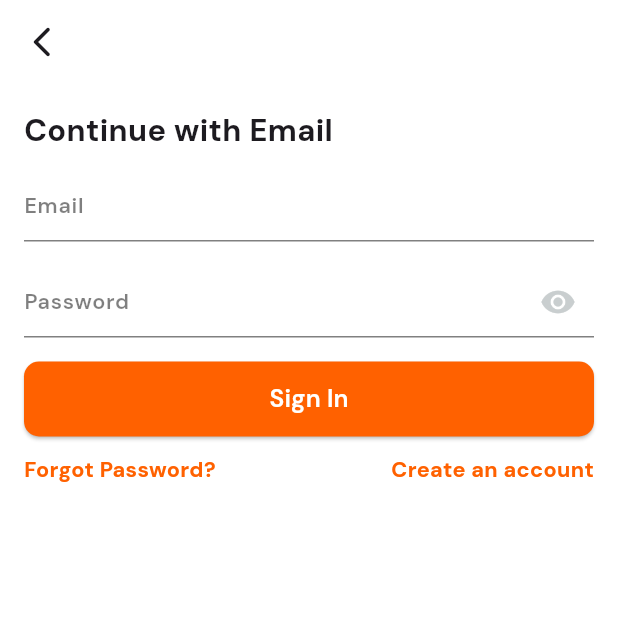
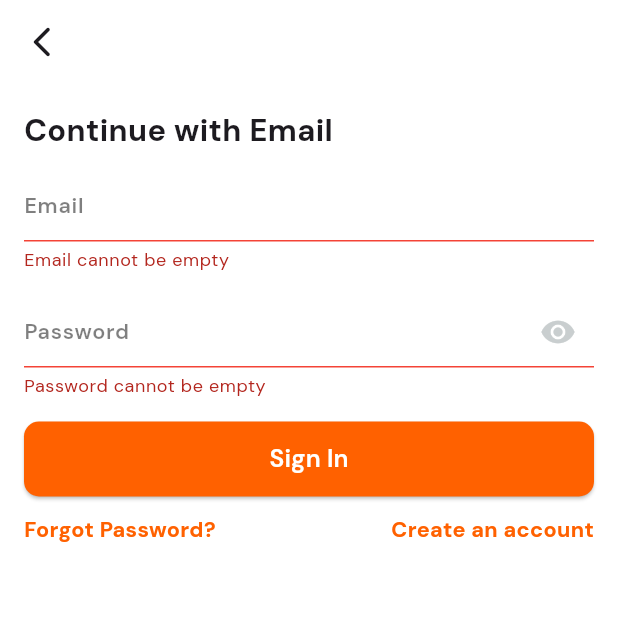
Before and after one commit to AhmedKhaled8907/talabat_clone, a Flutter app: the SignInView screen opened by its route, after a tap on "Sign In", on a phone screen of 412 x 824 dp, the top half of it. Run offline on Flutter 3.47's test engine with Material 3 defaults, Android fonts, the phone set to English and light mode, and no system bars; drawn by our look-alikes of modal_progress_hud_nsn; our stand-ins replace dartz, firebase_auth, firebase_core, flutter_bloc, flutter_svg, get_it and 1 more; accounts and stored records are empty.

Commit message:
sign in done

```diff
--- a/lib/core/utils/errors/custom_exceptions.dart
+++ b/lib/core/utils/errors/custom_exceptions.dart
@@ -1,7 +1,7 @@
-class CustomException implements Exception {
+class CustomExceptions implements Exception {
   final String message;
 
-  CustomException({required this.message});
+  CustomExceptions({required this.message});
 
   @override
   String toString() {
--- a/lib/core/utils/functions/app_validators.dart
+++ b/lib/core/utils/functions/app_validators.dart
@@ -46,6 +46,16 @@ class AppValidators {
     return null;
   }
 
+  static String? passwordForSignInValidator(String? value) {
+    if (value == null || value.isEmpty) {
+      return 'Password cannot be empty';
+    }
+    if (value.length < 8) {
+      return 'Password must be at least 8 characters long';
+    }
+    return null;
+  }
+
   static String? repeatPasswordValidator({String? value, String? password}) {
     if (value != password) {
       return 'Passwords do not match';
--- a/lib/core/utils/services/service_locator.dart
+++ b/lib/core/utils/services/service_locator.dart
@@ -3,6 +3,7 @@ import 'package:talabat_clone/core/utils/services/firebase_auth_services.dart';
 import 'package:talabat_clone/features/auth/data/data_source/auth_data_source.dart';
 import 'package:talabat_clone/features/auth/data/repos/auth_repo_impl.dart';
 import 'package:talabat_clone/features/auth/domain/repos/auth_repo.dart';
+import 'package:talabat_clone/features/auth/domain/usecases/sign_in_usecase.dart';
 import 'package:talabat_clone/features/auth/domain/usecases/sign_up_usecase.dart';
 import 'package:talabat_clone/features/auth/presentation/manager/auth_bloc/auth_bloc.dart';
 
@@ -26,10 +27,14 @@ void serviceLocator() {
     ..registerFactory<SignUpUsecase>(
       () => SignUpUsecase(sl()),
     )
+    ..registerFactory<SignInUsecase>(
+      () => SignInUsecase(sl()),
+    )
     // Blocs
     ..registerLazySingleton<AuthBloc>(
       () => AuthBloc(
         signUpUsecase: sl(),
+        signInUsecase: sl(),
       ),
     );
 }
--- a/lib/features/auth/data/data_source/auth_data_source.dart
+++ b/lib/features/auth/data/data_source/auth_data_source.dart
@@ -7,6 +7,11 @@ abstract class AuthDataSource {
     required String email,
     required String password,
     required String name,
+  });
+
+  Future<UserModel> signInWithEmailAndPassword({
+    required String email,
+    required String password,
   });
 }
 
@@ -27,10 +32,30 @@ class AuthDataSourceImpl implements AuthDataSource {
         password: password,
       );
       return UserModel.fromFirebaseUser(user);
-    } on CustomException catch (e) {
-      throw CustomException(message: e.message);
+    } on CustomExceptions catch (e) {
+      throw CustomExceptions(message: e.message);
     } on Exception catch (e) {
-      throw CustomException(
+      throw CustomExceptions(
+        message: 'An unexpected error occurred: ${e.toString()}',
+      );
+    }
+  }
+
+  @override
+  Future<UserModel> signInWithEmailAndPassword({
+    required String email,
+    required String password,
+  }) async {
+    try {
+      final user = await firebaseAuthService.signinUserWithEmailAndPassword(
+        email: email,
+        password: password,
+      );
+      return UserModel.fromFirebaseUser(user);
+    } on CustomExceptions catch (e) {
+      throw CustomExceptions(message: e.message);
+    } on Exception catch (e) {
+      throw CustomExceptions(
         message: 'An unexpected error occurred: ${e.toString()}',
       );
     }
--- a/lib/features/auth/domain/repos/auth_repo.dart
+++ b/lib/features/auth/domain/repos/auth_repo.dart
@@ -7,6 +7,10 @@ abstract class AuthRepo {
     required String email,
     required String password,
     required String name,
+  });
 
+  Future<Either<Failure, UserEntity>> signInWithEmailAndPassword({
+    required String email,
+    required String password,
   });
 }
--- /dev/null
+++ b/lib/features/auth/domain/usecases/sign_in_usecase.dart
@@ -0,0 +1,29 @@
+import 'package:dartz/dartz.dart';
+import 'package:talabat_clone/core/utils/errors/failure.dart';
+import 'package:talabat_clone/core/utils/usecase/usecase.dart';
+import 'package:talabat_clone/features/auth/domain/entities/user_entity.dart';
+import 'package:talabat_clone/features/auth/domain/repos/auth_repo.dart';
+
+class SignInUsecase extends Usecase<UserEntity, SignInParams> {
+  final AuthRepo authRepo;
+
+  SignInUsecase(this.authRepo);
+
+  @override
+  Future<Either<Failure, UserEntity>> call(SignInParams params) async {
+    return await authRepo.signInWithEmailAndPassword(
+      email: params.email,
+      password: params.password,
+    );
+  }
+}
+
+class SignInParams {
+  final String email;
+  final String password;
+
+  SignInParams({
+    required this.email,
+    required this.password,
+  });
+}
--- a/lib/features/auth/presentation/manager/auth_bloc/auth_bloc.dart
+++ b/lib/features/auth/presentation/manager/auth_bloc/auth_bloc.dart
@@ -1,5 +1,6 @@
 import 'package:flutter/material.dart';
 import 'package:flutter_bloc/flutter_bloc.dart';
+import 'package:talabat_clone/features/auth/domain/usecases/sign_in_usecase.dart';
 import 'package:talabat_clone/features/auth/domain/usecases/sign_up_usecase.dart';
 
 part 'auth_event.dart';
@@ -7,15 +8,19 @@ part 'auth_state.dart';
 
 class AuthBloc extends Bloc<AuthEvent, AuthState> {
   final SignUpUsecase _signUpUsecase;
+  final SignInUsecase _signInUsecase;
 
   AuthBloc({
     required SignUpUsecase signUpUsecase,
+    required SignInUsecase signInUsecase,
   })  : _signUpUsecase = signUpUsecase,
+        _signInUsecase = signInUsecase,
         super(AuthInitial()) {
     on<AuthEvent>((event, emit) {
       emit(AuthLoading());
     });
     _onSignUpEvent();
+    _onSignInEvent();
   }
 
   void _onSignUpEvent() {
@@ -33,4 +38,19 @@ class AuthBloc extends Bloc<AuthEvent, AuthState> {
       }, (user) => emit(AuthSuccess()));
     });
   }
+
+  void _onSignInEvent() {
+    return on<SignInEvent>((event, emit) async {
+      final result = await _signInUsecase(
+        SignInParams(
+          email: event.email,
+          password: event.password,
+        ),
+      );
+
+      result.fold((failure) {
+        emit(AuthFailure(message: failure.message));
+      }, (user) => emit(AuthSuccess()));
+    });
+  }
 }
--- a/lib/features/auth/presentation/manager/auth_bloc/auth_event.dart
+++ b/lib/features/auth/presentation/manager/auth_bloc/auth_event.dart
@@ -14,3 +14,13 @@ final class SignUpEvent extends AuthEvent {
     required this.name,
   });
 }
+
+final class SignInEvent extends AuthEvent {
+  final String email;
+  final String password;
+
+  SignInEvent({
+    required this.email,
+    required this.password,
+  });
+}
--- a/lib/features/auth/presentation/views/sign_in_view.dart
+++ b/lib/features/auth/presentation/views/sign_in_view.dart
@@ -1,6 +1,6 @@
 import 'package:flutter/material.dart';
 import 'package:talabat_clone/core/common/widgets/custom_app_bar.dart';
-import 'package:talabat_clone/features/auth/presentation/views/widgets/sign_in_view_body.dart';
+import 'package:talabat_clone/features/auth/presentation/views/widgets/sign_in_bloc_consumer.dart';
 
 class SignInView extends StatelessWidget {
   const SignInView({super.key});
@@ -12,7 +12,7 @@ class SignInView extends StatelessWidget {
         isTitleShown: false,
       ),
       body: SafeArea(
-        child: SignInViewBody(),
+        child: SignInBlocConsumer(),
       ),
     );
   }
--- /dev/null
+++ b/lib/features/auth/presentation/views/widgets/sign_in_bloc_consumer.dart
@@ -0,0 +1,35 @@
+import 'package:flutter/material.dart';
+import 'package:flutter_bloc/flutter_bloc.dart';
+import 'package:talabat_clone/core/common/widgets/custom_loading_indicator.dart';
+import 'package:talabat_clone/features/auth/presentation/manager/auth_bloc/auth_bloc.dart';
+import 'package:talabat_clone/features/auth/presentation/views/widgets/sign_in_view_body.dart';
+
+
+class SignInBlocConsumer extends StatelessWidget {
+  const SignInBlocConsumer({super.key});
+
+  @override
+  Widget build(BuildContext context) {
+    return BlocConsumer<AuthBloc, AuthState>(
+      listener: (context, state) {
+        if (state is AuthSuccess) {
+          ScaffoldMessenger.of(context).showSnackBar(
+            SnackBar(
+              content: Text('Successfully signed in'),
+            ),
+          );
+        } else if (state is AuthFailure) {
+          ScaffoldMessenger.of(context).showSnackBar(
+            SnackBar(content: Text(state.message)),
+          );
+        }
+      },
+      builder: (context, state) {
+        return CustomLoadingIndicator(
+          isLoading: state is AuthLoading,
+          child: SignInViewBody(),
+        );
+      },
+    );
+  }
+}
--- a/lib/features/auth/presentation/views/widgets/sign_in_form.dart
+++ b/lib/features/auth/presentation/views/widgets/sign_in_form.dart
@@ -1,5 +1,7 @@
 import 'package:flutter/material.dart';
+import 'package:flutter_bloc/flutter_bloc.dart';
 import 'package:talabat_clone/core/common/widgets/custom_orange_button.dart';
+import 'package:talabat_clone/features/auth/presentation/manager/auth_bloc/auth_bloc.dart';
 
 import '../../../../../core/common/widgets/custom_text_form_field.dart';
 import '../../../../../core/common/widgets/password_field.dart';
@@ -18,7 +20,7 @@ class SignInForm extends StatefulWidget {
 
 class _SignInFormState extends State<SignInForm> {
   final _formKey = GlobalKey<FormState>();
-  final _autovalidateMode = AutovalidateMode.disabled;
+  AutovalidateMode _autovalidateMode = AutovalidateMode.disabled;
 
   late String email, password;
 
@@ -45,11 +47,25 @@ class _SignInFormState extends State<SignInForm> {
               password = value!;
             },
             validator: (value) {
-              return null;
+              return AppValidators.passwordForSignInValidator(value);
             },
           ),
           CustomOrangeButton(
-            onPressed: () {},
+            onPressed: () {
+              if (_formKey.currentState!.validate()) {
+                _formKey.currentState!.save();
+                BlocProvider.of<AuthBloc>(context).add(
+                  SignInEvent(
+                    email: email,
+                    password: password,
+                  ),
+                );
+              } else {
+                setState(() {
+                  _autovalidateMode = AutovalidateMode.always;
+                });
+              }
+            },
             title: AppStrings.signIn,
           ),
         ],
--- a/lib/features/auth/presentation/views/widgets/sign_in_view_body.dart
+++ b/lib/features/auth/presentation/views/widgets/sign_in_view_body.dart
@@ -27,7 +27,32 @@ class SignInViewBody extends StatelessWidget {
           Row(
             mainAxisAlignment: MainAxisAlignment.spaceBetween,
             children: [
-              InkWell(
+              _forgotPassword(context),
+              _createAccount(context),
+            ],
+          ),
+        ],
+      ),
+    );
+  }
+
+  InkWell _createAccount(BuildContext context) {
+    return InkWell(
+      borderRadius: BorderRadius.circular(AppSize.s8),
+      onTap: () {
+        GoRouter.of(context).push(AppRoutes.kSignUpRoute);
+      },
+      child: Text(
+        AppStrings.createAccount,
+        style: AppStyles.styleBold14(context).copyWith(
+          color: AppColors.primaryColor,
+        ),
+      ),
+    );
+  }
+
+  InkWell _forgotPassword(BuildContext context) {
+    return InkWell(
       borderRadius: BorderRadius.circular(AppSize.s8),
       onTap: () {
         GoRouter.of(context).push(AppRoutes.kForgotPasswordRoute);
@@ -38,23 +63,6 @@ class SignInViewBody extends StatelessWidget {
           color: AppColors.primaryColor,
         ),
       ),
-              ),
-              InkWell(
-                borderRadius: BorderRadius.circular(AppSize.s8),
-                onTap: () {
-                  GoRouter.of(context).push(AppRoutes.kSignUpRoute);
-                },
-                child: Text(
-                  AppStrings.createAccount,
-                  style: AppStyles.styleBold14(context).copyWith(
-                    color: AppColors.primaryColor,
-                  ),
-                ),
-              ),
-            ],
-          ),
-        ],
-      ),
     );
   }
 }
--- a/lib/features/auth/presentation/views/widgets/sign_up_form.dart
+++ b/lib/features/auth/presentation/views/widgets/sign_up_form.dart
@@ -87,7 +87,9 @@ class _SignUpFormState extends State<SignUpForm> {
                   );
                 }
               } else {
-                _autovalidateMode = AutovalidateMode.always;
+                setState(() {
+                  _autovalidateMode = AutovalidateMode.always;
+                });
               }
             },
             title: AppStrings.createYourAccount,
```
Also changed, not shown: lib/core/utils/services/firebase_auth_services.dart (+50 -5 lines), lib/features/auth/data/repos/auth_repo_impl.dart (+23 -1 lines), lib/features/auth/presentation/views/sign_up_view.dart (+2 -25 lines), lib/features/auth/presentation/views/widgets/offers_checkbox.dart (+11 -4 lines), lib/features/auth/presentation/views/widgets/privacy_policy_text.dart (added, +41 -0 lines), lib/features/auth/presentation/views/widgets/sign_up_bloc_consumer.dart (added, +35 -0 lines), lib/features/auth/presentation/views/widgets/sign_up_view_body.dart (+5 -28 lines). Lines whose indentation alone changed are shown as unchanged.
